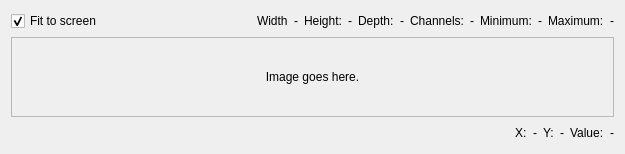
Old version of the form image.ui in the repository JorgeAparicio/ImageQ.
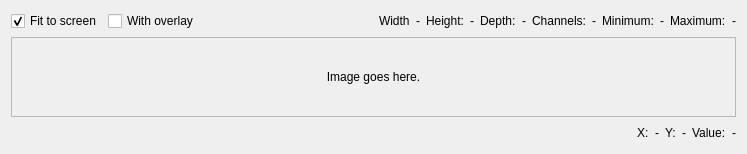
New version of the form. Custom widgets are drawn as their Qt base class.

Commit message: Improved overlay mechanism.

The edit to the form file:
```diff
--- a/image.ui
+++ b/image.ui
@@ -6,7 +6,7 @@
    <rect>
     <x>0</x>
     <y>0</y>
-    <width>625</width>
+    <width>747</width>
     <height>154</height>
    </rect>
   </property>
@@ -26,6 +26,13 @@
        </property>
       </widget>
      </item>
+     <item>
+      <widget class="QCheckBox" name="withOverlayCheckBox">
+       <property name="text">
+        <string>With overlay</string>
+       </property>
+      </widget>
+     </item>
      <item>
       <spacer name="horizontalSpacer">
        <property name="orientation">
@@ -135,7 +142,7 @@
        <rect>
         <x>0</x>
         <y>0</y>
-        <width>605</width>
+        <width>727</width>
         <height>76</height>
        </rect>
       </property>
```
The commit also changes 5 other files.
